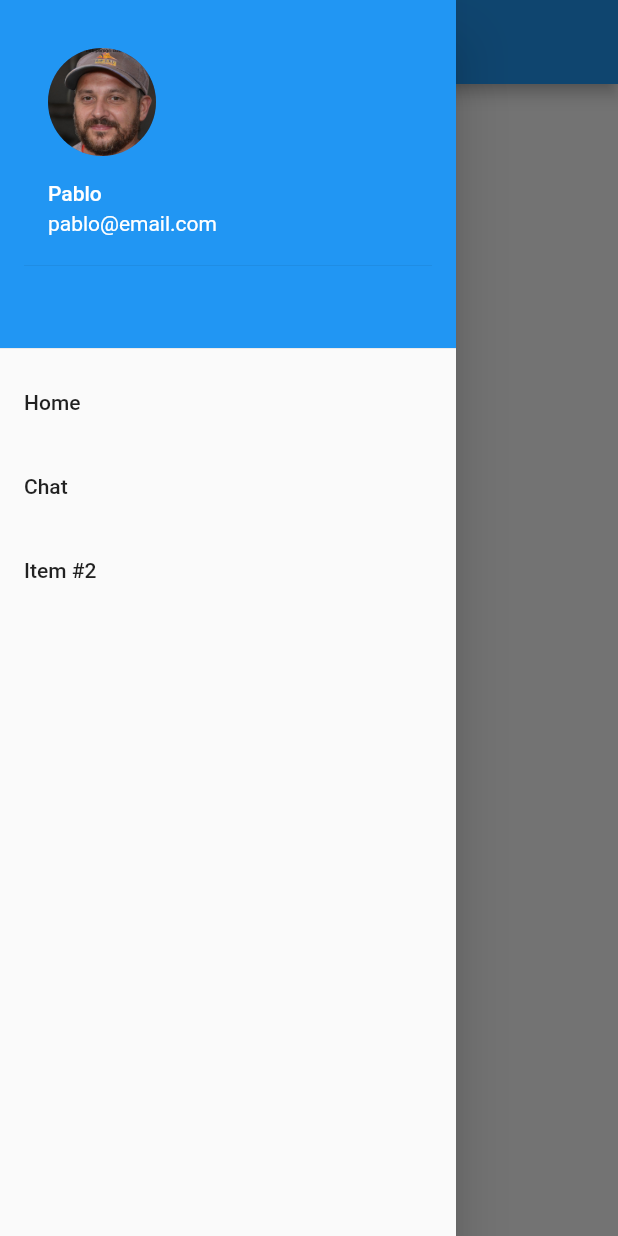
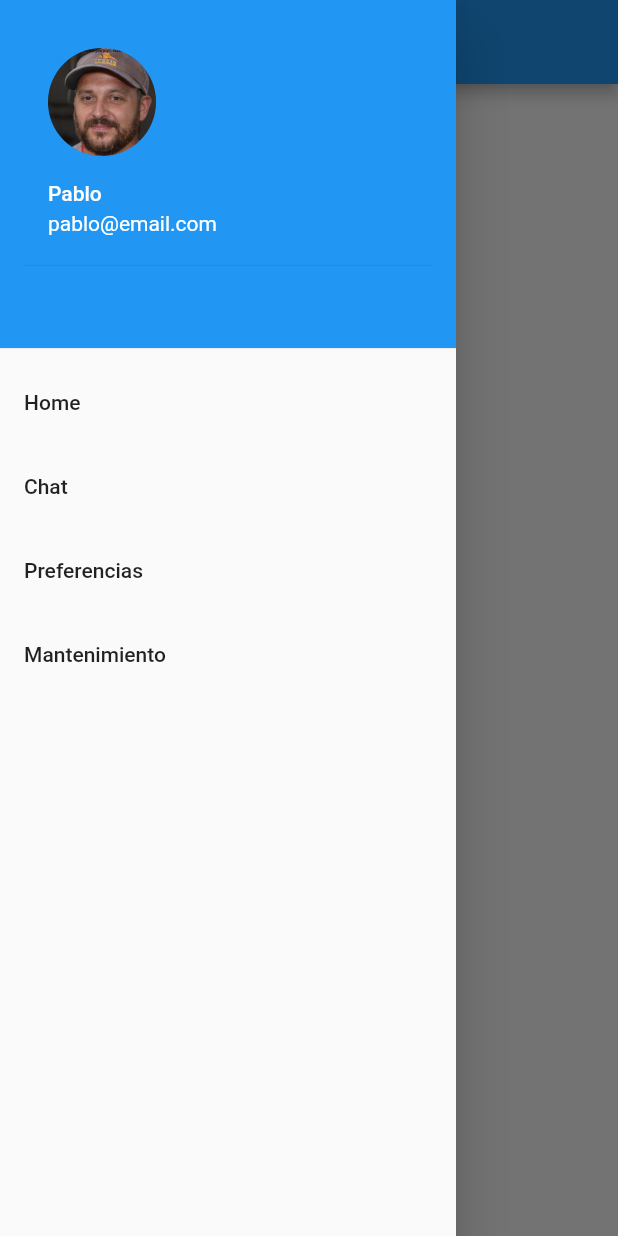
Before and after one commit to speed1test/experimento5_flutter, a Flutter app: the screen it shows after launch, with the side drawer open, on a phone screen of 412 x 824 dp. Run offline on Flutter 3.47's test engine with Material 2 defaults, Android fonts, the light colour scheme and no system bars; our stand-ins replace sqflite; accounts and stored records are empty.

Commit message:
Se imprimen las preferencias del usuario

```diff
--- a/lib/activity/home.dart
+++ b/lib/activity/home.dart
@@ -1,11 +1,13 @@
 import 'package:flutter/material.dart';
+import 'package:experimento5_flutter/db/task_model.dart';
+import 'package:experimento5_flutter/db/database_helper.dart';
 
 class HomeScreen extends StatelessWidget {
   @override
   Widget build(BuildContext context) {
     return Scaffold(
-      appBar: AppBar(title: Text('Menu Lateral')),
-      body: Center(child: Text('Esta es una prueba!')),
+      appBar: AppBar(title: Text('Preferencias')),
+      body: getPreferencia(),
       drawer: buildDrawer(context),
     );
   }
@@ -29,7 +31,7 @@ class HomeScreen extends StatelessWidget {
                     accountName: new Text('Pablo'),
                     accountEmail: new Text('pablo@email.com'),
                     currentAccountPicture: new CircleAvatar(
-                        backgroundImage: new AssetImage('images/avatar.jpeg')
+                      backgroundImage: new AssetImage('images/avatar.jpeg'),
                     ),
                   ),
                 ],
@@ -51,10 +53,17 @@ class HomeScreen extends StatelessWidget {
             },
           ),
           ListTile(
-            title: Text('Item #2'),
+            title: Text('Preferencias'),
             onTap: () {
               Navigator.pop(context);
               Navigator.pushNamed(context, '/third');
+            },
+          ),
+          ListTile(
+            title: Text('Mantenimiento'),
+            onTap: () {
+              Navigator.pop(context);
+              Navigator.pushNamed(context, '/fourting');
             },
           ),
         ],
@@ -62,3 +71,48 @@ class HomeScreen extends StatelessWidget {
     );
   }
 }
+
+class getPreferencia extends StatefulWidget {
+  @override
+  _PreferencesScreenState createState() => _PreferencesScreenState();
+}
+
+class _PreferencesScreenState extends State<getPreferencia> {
+  final TextEditingController _controller = TextEditingController();
+  final DatabaseHelper db = DatabaseHelper.instance;
+
+  List<Preferencia> preferencias = [];
+
+  @override
+  void initState() {
+    super.initState();
+    _refreshGreetingsList();
+  }
+
+  _refreshGreetingsList() async {
+    List<Preferencia> preferenciaList = await db.getPreferencias();
+    setState(() {
+      preferencias = preferenciaList;
+    });
+  }
+
+  @override
+  Widget build(BuildContext context) {
+    return Scaffold(
+      body: Column(
+        children: [
+          Expanded(
+            child: ListView.builder(
+              itemCount: preferencias.length,
+              itemBuilder: (context, index) {
+                return ListTile(
+                  title: Text(preferencias[index].preferenciaMessage),
+                );
+              },
+            ),
+          ),
+        ],
+      ),
+    );
+  }
+}
--- a/lib/db/database_helper.dart
+++ b/lib/db/database_helper.dart
@@ -49,6 +49,11 @@ class DatabaseHelper {
     await db.delete('greetings');
   }
 
+  Future<void> deleteAllPreferences() async {
+    final db = await database;
+    await db.delete('preferencias');
+  }
+
   Future<List<Greeting>> getGreetings() async {
     final db = await database;
     var greetingsMapList = await db.query('greetings');
@@ -56,4 +61,12 @@ class DatabaseHelper {
       return Greeting.fromMap(greetingsMapList[i]);
     });
   }
+
+  Future<List<Preferencia>> getPreferencias() async {
+    final db = await database;
+    var preferenciasMapList = await db.query('preferencias');
+    return List.generate(preferenciasMapList.length, (i) {
+      return Preferencia.fromMap(preferenciasMapList[i]);
+    });
+  }
 }
--- a/lib/main.dart
+++ b/lib/main.dart
@@ -1,3 +1,5 @@
+
+import 'package:experimento5_flutter/activity/fourting.dart';
 import 'package:experimento5_flutter/activity/home.dart';
 import 'package:flutter/material.dart';
 import 'package:experimento5_flutter/activity/loading.dart';
@@ -11,6 +13,7 @@ void main() {
       "/home" : (context) => HomeScreen(),
       "/second" : (context) => SecondScreen(),
       "/third" : (context) => ThirdScreen(),
+      "/fourting": (context) => FourtingScreen()
     },
   ));
 }
```
Also changed, not shown: lib/activity/fourting.dart (added, +76 -0 lines).
